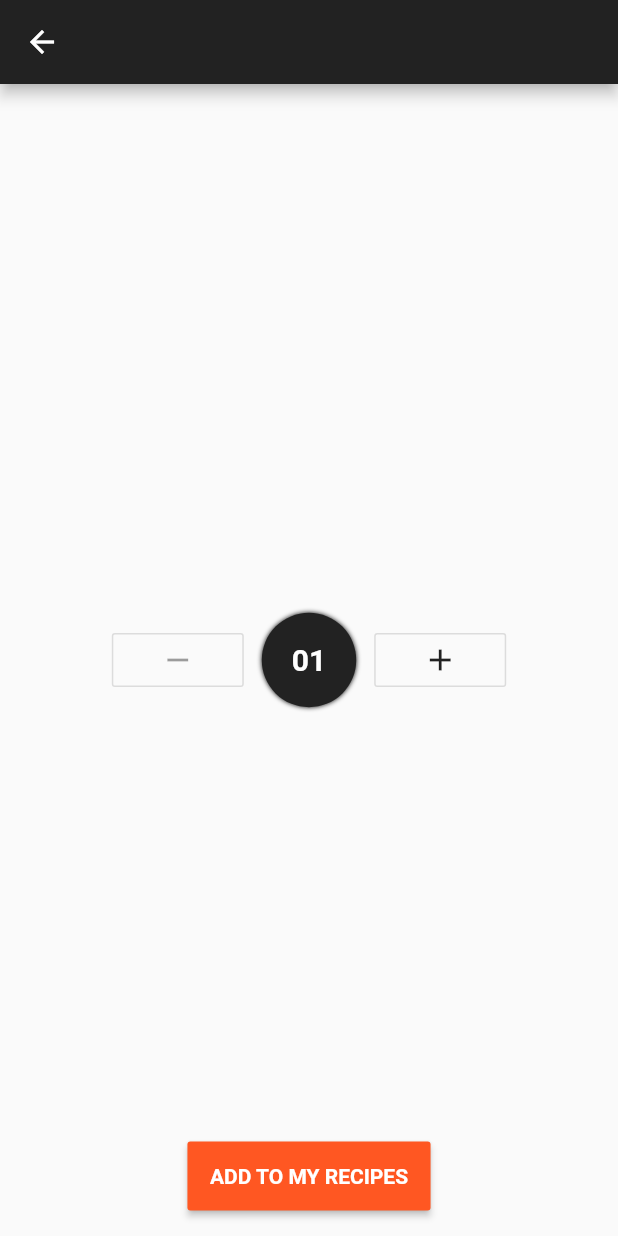
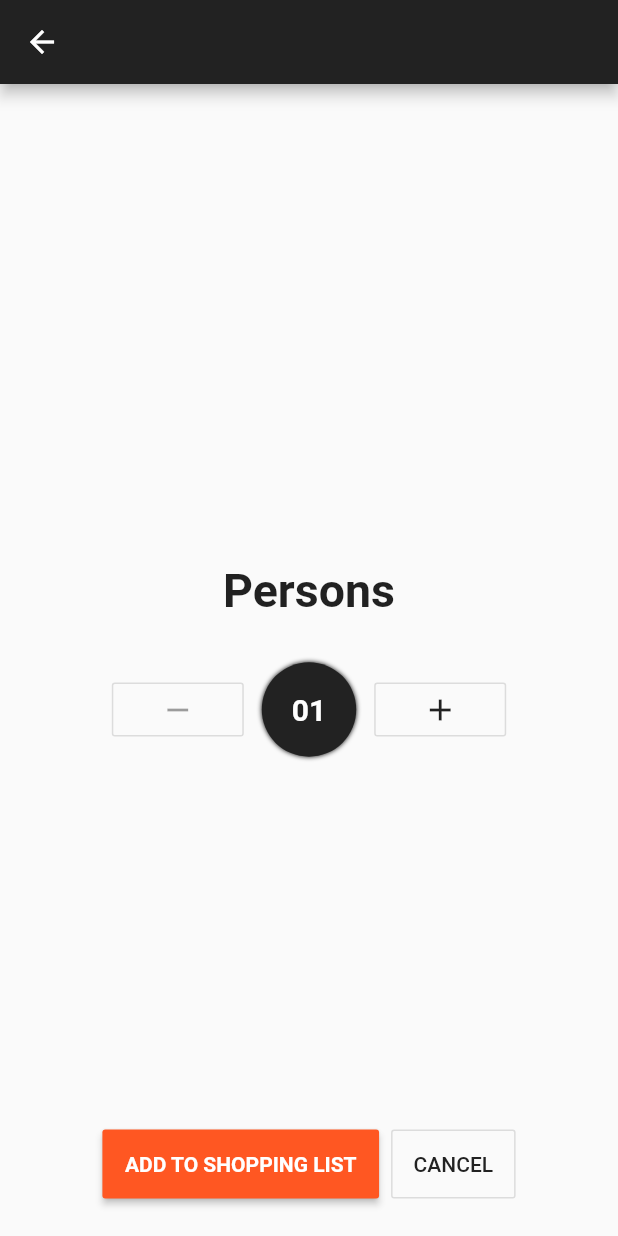
Before and after one commit to ucll-mobile-2021/project-arne-wally-s, a Flutter app: the SelectPeopleWidget screen opened directly with empty values, on a phone screen of 412 x 824 dp. Run offline on Flutter 3.47's test engine with Material 2 defaults, Android fonts, the phone set to English and light mode, and no system bars; our stand-ins replace shimmer, speech_to_text; generated files the repository leaves out were written again; network calls fail.

Commit message:
persons layout

```diff
--- a/lib/appetite/appetite_page.dart
+++ b/lib/appetite/appetite_page.dart
@@ -70,13 +70,13 @@ class AppetiteWidget extends StatelessWidget {
         service.addRecipe(instance as RecipeInstance);
 
         final snackBar = SnackBar(
-          content: Text('Recipe added to shopping cart!'),
+          content: Text('Recipe added to shopping list'),
           action: SnackBarAction(
             label: 'Undo',
             onPressed: () {
               service.removeRecipe(instance);
               final snack = SnackBar(
-                content: Text('Recipe removed from shopping cart!'),
+                content: Text('Recipe removed from shopping list'),
               );
               Scaffold.of(context).showSnackBar(snack);
             },
--- a/lib/appetite/select_people.dart
+++ b/lib/appetite/select_people.dart
@@ -31,8 +31,15 @@ class _SelectPeopleState extends State<SelectPeopleWidget> {
       appBar: AppBar(
         title: Text(widget.recipe.name),
       ),
-      body: Center(
-        child: Row(
+      body: Column(
+        mainAxisAlignment: MainAxisAlignment.center,
+        children: [
+          Text(
+            'Persons',
+            style: TextStyle(fontWeight: FontWeight.bold, fontSize: 31),
+          ),
+          SizedBox(height: 30,),
+          Row(
             mainAxisAlignment: MainAxisAlignment.center,
             crossAxisAlignment: CrossAxisAlignment.center,
             children: [
@@ -82,8 +89,12 @@ class _SelectPeopleState extends State<SelectPeopleWidget> {
               ),
             ],
           ),
+        ],
       ),
-      floatingActionButton: RaisedButton(
+      floatingActionButton: ButtonBar(
+        alignment: MainAxisAlignment.center,
+        children: [
+          RaisedButton(
             onPressed: () {
               // Set default people to latest used value
               AppetiteService().setPeople(people);
@@ -93,12 +104,22 @@ class _SelectPeopleState extends State<SelectPeopleWidget> {
             color: Theme.of(context).accentColor,
             textColor: Theme.of(context).colorScheme.onSecondary,
             child: Text(
-          'ADD TO MY RECIPES',
+              'ADD TO SHOPPING LIST',
               style: TextStyle(
                 fontWeight: FontWeight.bold,
               ),
             ),
           ),
+          OutlineButton(
+            onPressed: () {
+              Navigator.pop(context);
+            },
+            padding: EdgeInsets.all(15),
+            textColor: Theme.of(context).primaryColor,
+            child: Text('CANCEL'),
+          )
+        ],
+      ),
       floatingActionButtonLocation: FloatingActionButtonLocation.centerFloat,
     );
   }
```
Lines whose indentation alone changed are shown as unchanged.
